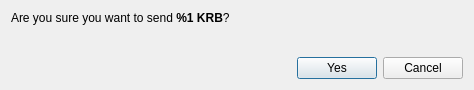
Before: the Qt Designer form src/gui/ui/confirmsenddialog.ui in nutucoin/nutucoinwallet, drawn with Qt 5.
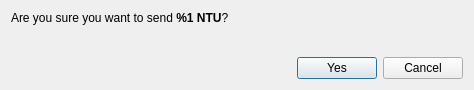
After: the same form once the commit is applied. Icons and pictures are not drawn.

```diff
--- a/src/gui/ui/confirmsenddialog.ui
+++ b/src/gui/ui/confirmsenddialog.ui
@@ -22,7 +22,7 @@
      <item>
       <widget class="QLabel" name="m_confirmLabel">
        <property name="text">
-        <string>&lt;html&gt;&lt;head/&gt;&lt;body&gt;&lt;p&gt;Are you sure you want to send &lt;strong&gt;%1 KRB&lt;/strong&gt;?&lt;/p&gt;&lt;/body&gt;&lt;/html&gt;</string>
+        <string>&lt;html&gt;&lt;head/&gt;&lt;body&gt;&lt;p&gt;Are you sure you want to send &lt;strong&gt;%1 NTU&lt;/strong&gt;?&lt;/p&gt;&lt;/body&gt;&lt;/html&gt;</string>
        </property>
        <property name="textFormat">
         <enum>Qt::RichText</enum>
```
Left out of the diff: 2 changed lines with no effect on the pictures.
